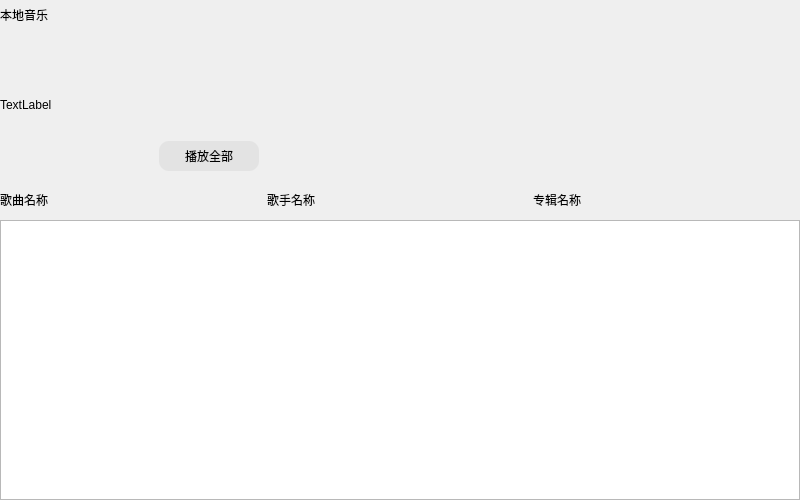
The window that commonpage.ui (RayByteNote/MusicPlayer) describes before a commit, drawn with Qt 5.
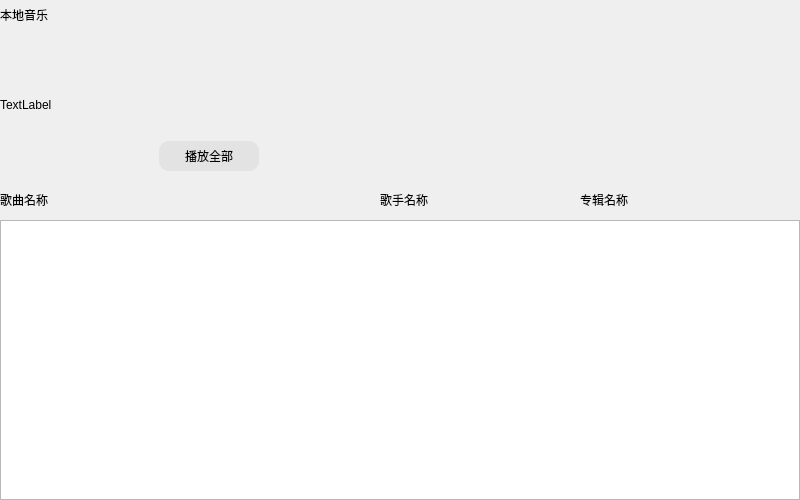
The same window after the commit.

```diff
--- a/commonpage.ui
+++ b/commonpage.ui
@@ -201,6 +201,18 @@
       </property>
       <item>
        <widget class="QLabel" name="musicNameLabel">
+        <property name="minimumSize">
+         <size>
+          <width>380</width>
+          <height>0</height>
+         </size>
+        </property>
+        <property name="maximumSize">
+         <size>
+          <width>380</width>
+          <height>16777215</height>
+         </size>
+        </property>
         <property name="text">
          <string>歌曲名称</string>
         </property>
@@ -208,6 +220,18 @@
       </item>
       <item>
        <widget class="QLabel" name="musicSignerLabel">
+        <property name="minimumSize">
+         <size>
+          <width>200</width>
+          <height>0</height>
+         </size>
+        </property>
+        <property name="maximumSize">
+         <size>
+          <width>200</width>
+          <height>16777215</height>
+         </size>
+        </property>
         <property name="text">
          <string>歌手名称</string>
         </property>
```
Left out of the diff: 2 changed lines with no effect on the pictures.
